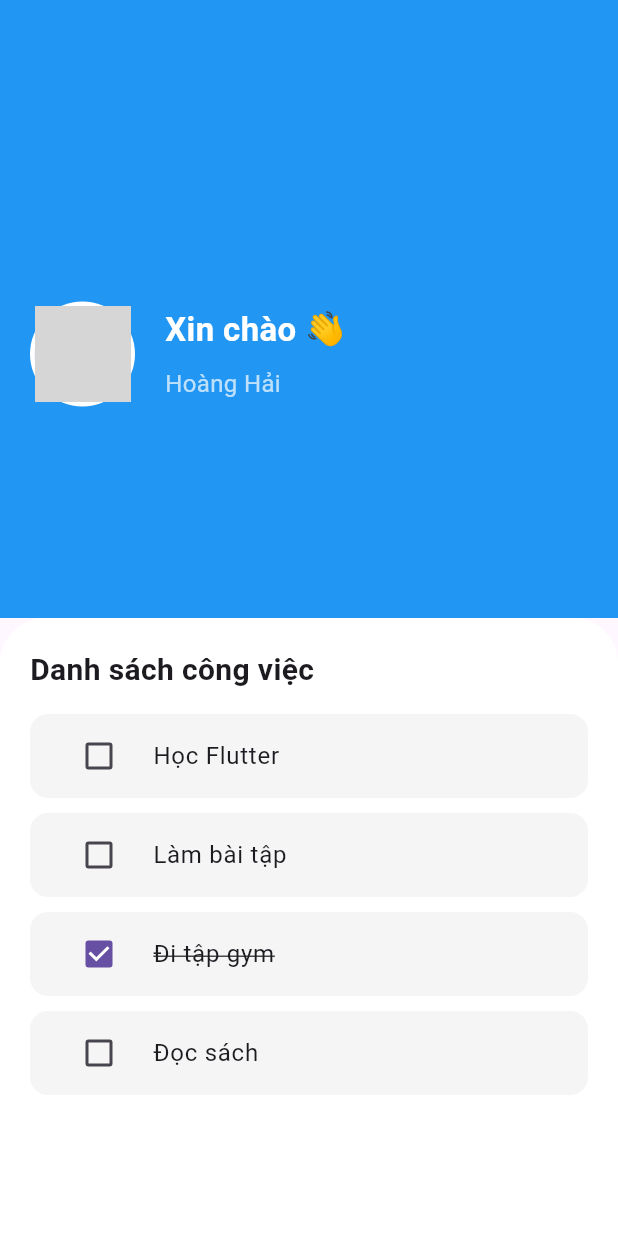
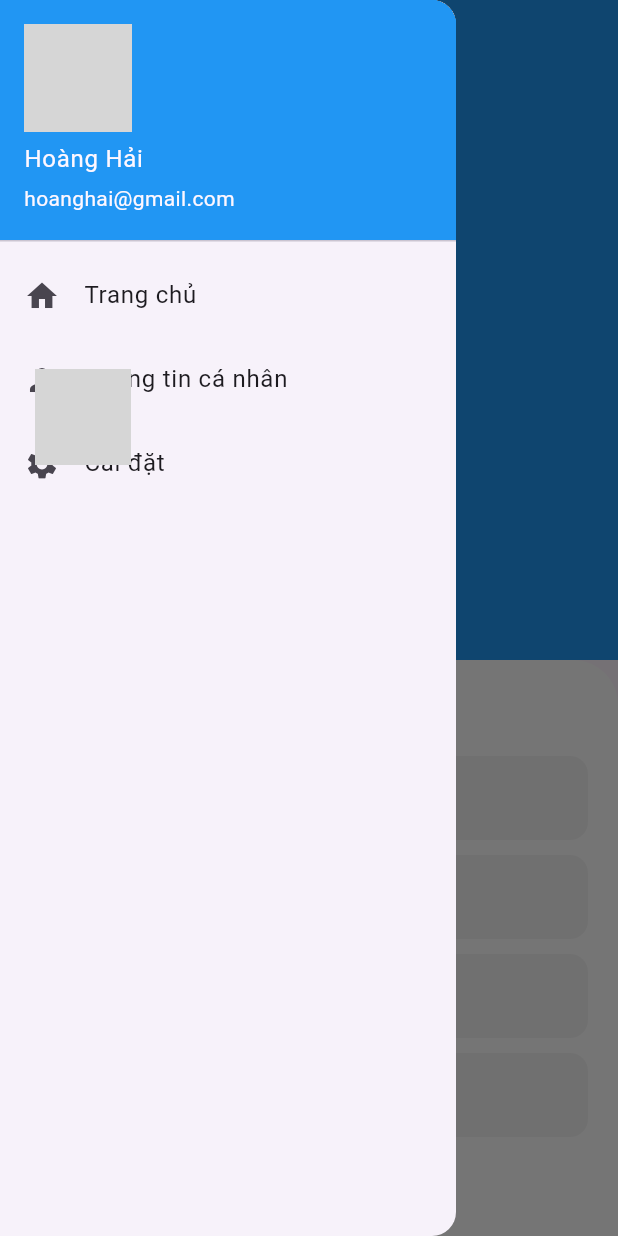
Before and after one commit to hoanghai10/test_caulenh, a Flutter app: the screen it shows after launch, with the side drawer open (before the commit the screen has no drawer), on a phone screen of 412 x 824 dp. Run offline on Flutter 3.47's test engine with Material 3 defaults, Android fonts, the phone set to English and light mode, and no system bars; network calls fail; grey boxes are pictures that could not be loaded.

Commit message:
edit_home_1

```diff
--- a/lib/home_screen.dart
+++ b/lib/home_screen.dart
@@ -1,20 +1,4 @@
 import 'package:flutter/material.dart';
-
-void main() {
-  runApp(const MyApp());
-}
-
-class MyApp extends StatelessWidget {
-  const MyApp({super.key});
-
-  @override
-  Widget build(BuildContext context) {
-    return const MaterialApp(
-      debugShowCheckedModeBanner: false,
-      home: HomeScreen(),
-    );
-  }
-}
 
 class HomeScreen extends StatefulWidget {
   const HomeScreen({super.key});
@@ -35,12 +19,63 @@ class _HomeScreenState extends State<HomeScreen> {
   @override
   Widget build(BuildContext context) {
     return Scaffold(
+
+      /// ===== APP BAR =====
+      appBar: AppBar(
+        title: const Text("Todo App"),
+        backgroundColor: Colors.blue,
+      ),
+
+      /// ===== DRAWER MENU =====
+      drawer: Drawer(
+        child: ListView(
+          padding: EdgeInsets.zero,
+          children: [
+
+            const UserAccountsDrawerHeader(
+              decoration: BoxDecoration(
+                color: Colors.blue,
+              ),
+              accountName: Text("Hoàng Hải"),
+              accountEmail: Text("hoanghai@gmail.com"),
+              currentAccountPicture: CircleAvatar(
+                backgroundImage:
+                NetworkImage("https://i.pravatar.cc/150?img=3"),
+              ),
+            ),
+
+            ListTile(
+              leading: const Icon(Icons.home),
+              title: const Text("Trang chủ"),
+              onTap: () {
+                Navigator.pop(context);
+              },
+            ),
+
+            ListTile(
+              leading: const Icon(Icons.person),
+              title: const Text("Thông tin cá nhân"),
+              onTap: () {
+                Navigator.pop(context);
+              },
+            ),
+
+            ListTile(
+              leading: const Icon(Icons.settings),
+              title: const Text("Cài đặt"),
+              onTap: () {
+                Navigator.pop(context);
+              },
+            ),
+          ],
+        ),
+      ),
+
+      /// ===== BODY =====
       body: Column(
         children: [
 
-          /// =======================
-          /// NỬA TRÊN (Avatar giữ nguyên)
-          /// =======================
+          /// NỬA TRÊN (Avatar)
           Expanded(
             flex: 1,
             child: Container(
@@ -87,9 +122,7 @@ class _HomeScreenState extends State<HomeScreen> {
             ),
           ),
 
-          /// =======================
           /// NỬA DƯỚI – TODO LIST
-          /// =======================
           Expanded(
             flex: 1,
             child: Container(
@@ -123,10 +156,12 @@ class _HomeScreenState extends State<HomeScreen> {
 
                         return Container(
                           margin: const EdgeInsets.only(bottom: 10),
-                          padding: const EdgeInsets.symmetric(horizontal: 10),
+                          padding:
+                          const EdgeInsets.symmetric(horizontal: 10),
                           decoration: BoxDecoration(
                             color: Colors.grey.shade100,
-                            borderRadius: BorderRadius.circular(12),
+                            borderRadius:
+                            BorderRadius.circular(12),
                           ),
                           child: CheckboxListTile(
                             value: item["done"],
```
